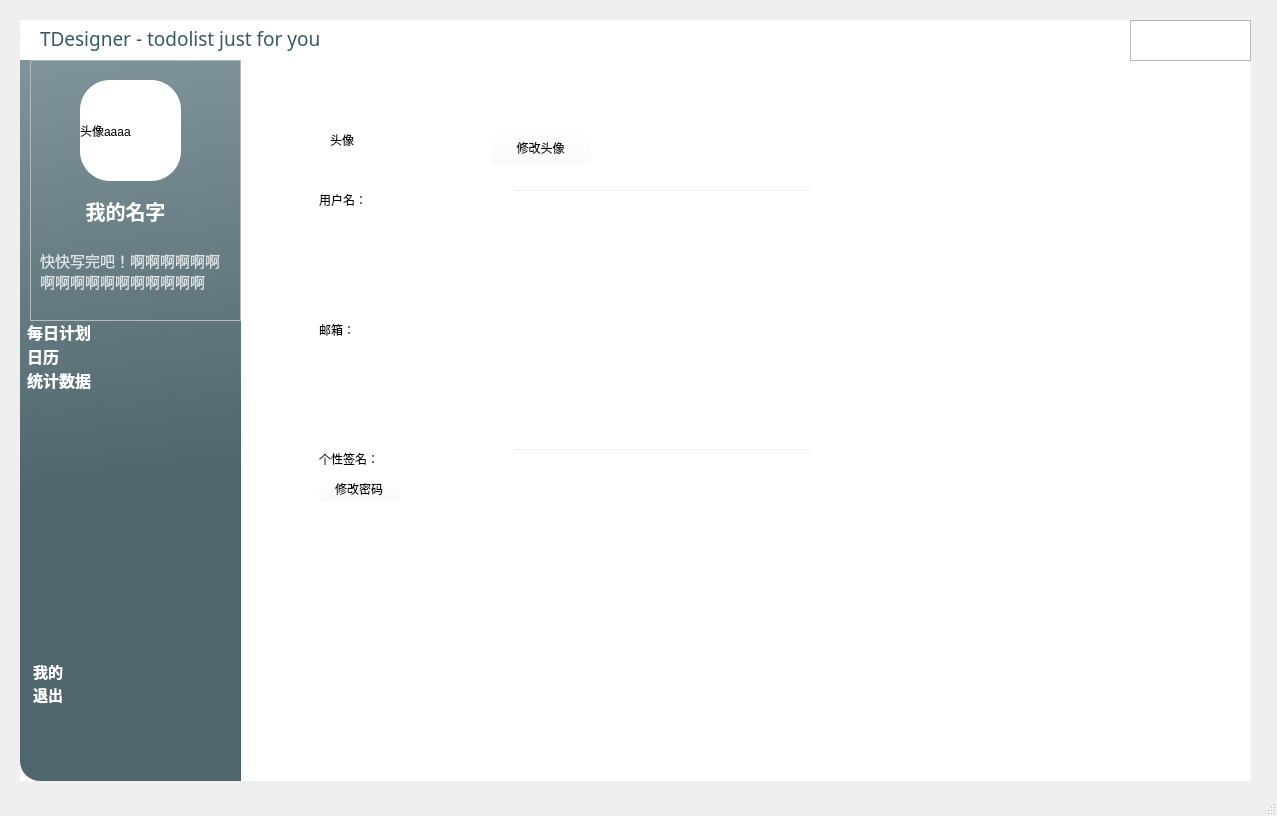
First picture: the form in frontend/main_interface.ui, repository AiDahanwen/BUAA_2024_Python_Project, before the edit.
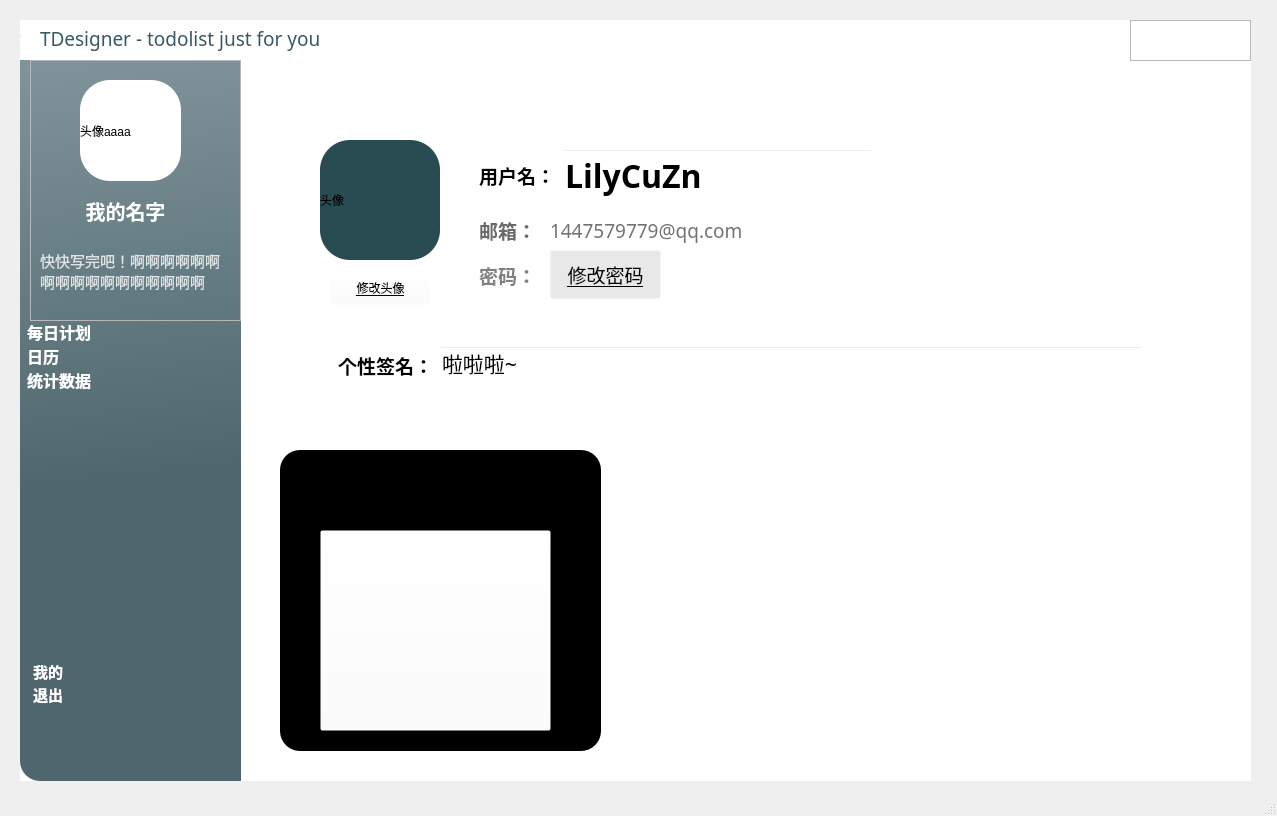
Second picture: the form after the edit. The open tabs and pages were chosen to show the change. Icons and pictures are not drawn.

What changed in the file:
```diff
--- a/frontend/main_interface.ui
+++ b/frontend/main_interface.ui
@@ -1249,8 +1249,8 @@
         <rect>
          <x>30</x>
          <y>20</y>
-         <width>921</width>
-         <height>651</height>
+         <width>941</width>
+         <height>681</height>
         </rect>
        </property>
        <property name="styleSheet">
@@ -1262,114 +1262,73 @@
        <property name="frameShadow">
         <enum>QFrame::Raised</enum>
        </property>
-       <widget class="QFrame" name="frame">
+       <widget class="QFrame" name="frame_motto_1">
         <property name="geometry">
          <rect>
-          <x>40</x>
-          <y>100</y>
-          <width>511</width>
-          <height>331</height>
+          <x>50</x>
+          <y>230</y>
+          <width>841</width>
+          <height>111</height>
          </rect>
         </property>
         <property name="styleSheet">
-         <string notr="true">font: 75 15pt &quot;微软雅黑&quot;;</string>
+         <string notr="true"/>
         </property>
         <layout class="QVBoxLayout" name="verticalLayout_5">
          <item>
-          <layout class="QHBoxLayout" name="horizontalLayout_15">
-           <item>
-            <widget class="QLabel" name="label_My_name">
-             <property name="sizePolicy">
-              <sizepolicy hsizetype="Expanding" vsizetype="Preferred">
-               <horstretch>5</horstretch>
-               <verstretch>0</verstretch>
-              </sizepolicy>
-             </property>
-             <property name="text">
-              <string>用户名：</string>
-             </property>
-            </widget>
-           </item>
-           <item>
-            <widget class="QLineEdit" name="lineEdit_modify_name">
-             <property name="sizePolicy">
-              <sizepolicy hsizetype="Expanding" vsizetype="Fixed">
-               <horstretch>8</horstretch>
-               <verstretch>0</verstretch>
-              </sizepolicy>
-             </property>
-            </widget>
-           </item>
-          </layout>
-         </item>
-         <item>
-          <layout class="QHBoxLayout" name="horizontalLayout_16">
-           <item>
-            <widget class="QLabel" name="label_My_name_2">
-             <property name="sizePolicy">
-              <sizepolicy hsizetype="Expanding" vsizetype="Preferred">
-               <horstretch>5</horstretch>
-               <verstretch>0</verstretch>
-              </sizepolicy>
-             </property>
-             <property name="text">
-              <string>邮箱：</string>
-             </property>
-            </widget>
-           </item>
-           <item>
-            <widget class="QLabel" name="label_my_emali_address">
-             <property name="sizePolicy">
-              <sizepolicy hsizetype="Expanding" vsizetype="Preferred">
-               <horstretch>8</horstretch>
-               <verstretch>0</verstretch>
-              </sizepolicy>
-             </property>
-             <property name="text">
-              <string/>
-             </property>
-            </widget>
-           </item>
-          </layout>
-         </item>
-         <item>
-          <layout class="QHBoxLayout" name="horizontalLayout_17">
-           <item>
-            <widget class="QLabel" name="label_My_name_3">
-             <property name="sizePolicy">
-              <sizepolicy hsizetype="Expanding" vsizetype="Preferred">
-               <horstretch>5</horstretch>
-               <verstretch>0</verstretch>
-              </sizepolicy>
-             </property>
-             <property name="text">
-              <string>个性签名：</string>
-             </property>
-            </widget>
-           </item>
-           <item>
-            <widget class="QLineEdit" name="lineEdit_modify_motto">
-             <property name="sizePolicy">
-              <sizepolicy hsizetype="Expanding" vsizetype="Fixed">
-               <horstretch>8</horstretch>
-               <verstretch>0</verstretch>
-              </sizepolicy>
-             </property>
-            </widget>
-           </item>
-          </layout>
-         </item>
-         <item alignment="Qt::AlignLeft">
-          <widget class="QPushButton" name="pushButton_P_modify_password">
-           <property name="styleSheet">
-            <string notr="true">QPushButton:pressed{
-	padding-left:5px;
-	padding-top:5px;
-}</string>
+          <widget class="QFrame" name="frame_motto">
+           <property name="sizePolicy">
+            <sizepolicy hsizetype="Preferred" vsizetype="Expanding">
+             <horstretch>0</horstretch>
+             <verstretch>1</verstretch>
+            </sizepolicy>
            </property>
-           <property name="text">
-            <string>修改密码</string>
-           </property>
+           <layout class="QHBoxLayout" name="horizontalLayout_17">
+            <item>
+             <widget class="QLabel" name="label_My_name_3">
+              <property name="sizePolicy">
+               <sizepolicy hsizetype="Expanding" vsizetype="Preferred">
+                <horstretch>1</horstretch>
+                <verstretch>0</verstretch>
+               </sizepolicy>
+              </property>
+              <property name="font">
+               <font>
+                <family>微软雅黑</family>
+                <pointsize>14</pointsize>
+                <weight>75</weight>
+                <italic>false</italic>
+                <bold>true</bold>
+               </font>
+              </property>
+              <property name="styleSheet">
+               <string notr="true"/>
+              </property>
+              <property name="text">
+               <string>个性签名：</string>
+              </property>
+             </widget>
+            </item>
+            <item>
+             <widget class="QLineEdit" name="lineEdit_modify_motto">
+              <property name="sizePolicy">
+               <sizepolicy hsizetype="Expanding" vsizetype="Fixed">
+                <horstretch>8</horstretch>
+                <verstretch>0</verstretch>
+               </sizepolicy>
+              </property>
+              <property name="font">
+               <font>
+                <family>微软雅黑</family>
+                <pointsize>16</pointsize>
+               </font>
+              </property>
+              <property name="text">
+               <string>啦啦啦~</string>
+              </property>
+             </widget>
+            </item>
+           </layout>
           </widget>
          </item>
         </layout>
@@ -1377,12 +1336,16 @@
        <widget class="QLabel" name="label_user_avatar">
         <property name="geometry">
          <rect>
-          <x>60</x>
-          <y>10</y>
-          <width>100</width>
-          <height>100</height>
+          <x>50</x>
+          <y>60</y>
+          <width>120</width>
+          <height>120</height>
          </rect>
         </property>
+        <property name="styleSheet">
+         <string notr="true">border-radius:30px;
+background-color: rgb(41, 75, 82);</string>
+        </property>
         <property name="text">
          <string>头像</string>
         </property>
@@ -1390,8 +1353,8 @@
        <widget class="QPushButton" name="pushButton_modify_avatar">
         <property name="geometry">
          <rect>
-          <x>220</x>
-          <y>50</y>
+          <x>60</x>
+          <y>190</y>
           <width>101</width>
           <height>35</height>
          </rect>
@@ -1402,10 +1365,479 @@
           <height>35</height>
          </size>
         </property>
+        <property name="styleSheet">
+         <string notr="true">font: 12pt &quot;微软雅黑&quot;;
+text-decoration: underline;</string>
+        </property>
         <property name="text">
          <string>修改头像</string>
         </property>
        </widget>
+       <widget class="QFrame" name="frame_name">
+        <property name="geometry">
+         <rect>
+          <x>200</x>
+          <y>60</y>
+          <width>411</width>
+          <height>71</height>
+         </rect>
+        </property>
+        <layout class="QHBoxLayout" name="horizontalLayout_15">
+         <item>
+          <widget class="QLabel" name="label_My_name">
+           <property name="sizePolicy">
+            <sizepolicy hsizetype="Expanding" vsizetype="Preferred">
+             <horstretch>1</horstretch>
+             <verstretch>0</verstretch>
+            </sizepolicy>
+           </property>
+           <property name="font">
+            <font>
+             <family>微软雅黑</family>
+             <pointsize>14</pointsize>
+             <weight>75</weight>
+             <bold>true</bold>
+            </font>
+           </property>
+           <property name="styleSheet">
+            <string notr="true"/>
+           </property>
+           <property name="text">
+            <string>用户名：</string>
+           </property>
+          </widget>
+         </item>
+         <item>
+          <widget class="QLineEdit" name="lineEdit_modify_name">
+           <property name="sizePolicy">
+            <sizepolicy hsizetype="Expanding" vsizetype="Fixed">
+             <horstretch>4</horstretch>
+             <verstretch>0</verstretch>
+            </sizepolicy>
+           </property>
+           <property name="font">
+            <font>
+             <family>微软雅黑</family>
+             <pointsize>24</pointsize>
+             <weight>75</weight>
+             <bold>true</bold>
+            </font>
+           </property>
+           <property name="text">
+            <string>LilyCuZn</string>
+           </property>
+          </widget>
+         </item>
+        </layout>
+       </widget>
+       <widget class="QFrame" name="frame_email">
+        <property name="geometry">
+         <rect>
+          <x>200</x>
+          <y>120</y>
+          <width>71</width>
+          <height>61</height>
+         </rect>
+        </property>
+        <layout class="QHBoxLayout" name="horizontalLayout_16">
+         <item>
+          <widget class="QLabel" name="label_My_name_2">
+           <property name="sizePolicy">
+            <sizepolicy hsizetype="Expanding" vsizetype="Preferred">
+             <horstretch>1</horstretch>
+             <verstretch>0</verstretch>
+            </sizepolicy>
+           </property>
+           <property name="font">
+            <font>
+             <family>微软雅黑</family>
+             <pointsize>14</pointsize>
+             <weight>75</weight>
+             <bold>true</bold>
+            </font>
+           </property>
+           <property name="styleSheet">
+            <string notr="true">color: rgb(106, 106, 106);</string>
+           </property>
+           <property name="text">
+            <string>邮箱：</string>
+           </property>
+          </widget>
+         </item>
+        </layout>
+       </widget>
+       <widget class="QLabel" name="label_3">
+        <property name="geometry">
+         <rect>
+          <x>10</x>
+          <y>14</y>
+          <width>911</width>
+          <height>331</height>
+         </rect>
+        </property>
+        <property name="styleSheet">
+         <string notr="true">background-color: rgba(255, 255, 255, 220);
+border-radius:20px;</string>
+        </property>
+        <property name="text">
+         <string/>
+        </property>
+       </widget>
+       <widget class="QFrame" name="frame_password">
+        <property name="geometry">
+         <rect>
+          <x>200</x>
+          <y>170</y>
+          <width>71</width>
+          <height>51</height>
+         </rect>
+        </property>
+        <property name="sizePolicy">
+         <sizepolicy hsizetype="Expanding" vsizetype="Preferred">
+          <horstretch>0</horstretch>
+          <verstretch>0</verstretch>
+         </sizepolicy>
+        </property>
+        <layout class="QHBoxLayout" name="horizontalLayout_4">
+         <item>
+          <widget class="QLabel" name="label_13">
+           <property name="sizePolicy">
+            <sizepolicy hsizetype="Preferred" vsizetype="Preferred">
+             <horstretch>1</horstretch>
+             <verstretch>0</verstretch>
+            </sizepolicy>
+           </property>
+           <property name="font">
+            <font>
+             <family>微软雅黑</family>
+             <pointsize>14</pointsize>
+             <weight>75</weight>
+             <bold>true</bold>
+            </font>
+           </property>
+           <property name="styleSheet">
+            <string notr="true">color: rgb(129, 129, 129);</string>
+           </property>
+           <property name="text">
+            <string>密码：</string>
+           </property>
+          </widget>
+         </item>
+        </layout>
+       </widget>
+       <widget class="QPushButton" name="pushButton_P_modify_password">
+        <property name="geometry">
+         <rect>
+          <x>280</x>
+          <y>170</y>
+          <width>111</width>
+          <height>49</height>
+         </rect>
+        </property>
+        <property name="sizePolicy">
+         <sizepolicy hsizetype="Expanding" vsizetype="Expanding">
+          <horstretch>1</horstretch>
+          <verstretch>0</verstretch>
+         </sizepolicy>
+        </property>
+        <property name="minimumSize">
+         <size>
+          <width>95</width>
+          <height>0</height>
+         </size>
+        </property>
+        <property name="palette">
+         <palette>
+          <active>
+           <colorrole role="Button">
+            <brush brushstyle="SolidPattern">
+             <color alpha="0">
+              <red>255</red>
+              <green>255</green>
+              <blue>255</blue>
+             </color>
+            </brush>
+           </colorrole>
+           <colorrole role="Base">
+            <brush brushstyle="SolidPattern">
+             <color alpha="0">
+              <red>255</red>
+              <green>255</green>
+              <blue>255</blue>
+             </color>
+            </brush>
+           </colorrole>
+           <colorrole role="Window">
+            <brush brushstyle="SolidPattern">
+             <color alpha="0">
+              <red>255</red>
+              <green>255</green>
+              <blue>255</blue>
+             </color>
+            </brush>
+           </colorrole>
+          </active>
+          <inactive>
+           <colorrole role="Button">
+            <brush brushstyle="SolidPattern">
+             <color alpha="0">
+              <red>255</red>
+              <green>255</green>
+              <blue>255</blue>
+             </color>
+            </brush>
+           </colorrole>
+           <colorrole role="Base">
+            <brush brushstyle="SolidPattern">
+             <color alpha="0">
+              <red>255</red>
+              <green>255</green>
+              <blue>255</blue>
+             </color>
+            </brush>
+           </colorrole>
+           <colorrole role="Window">
+            <brush brushstyle="SolidPattern">
+             <color alpha="0">
+              <red>255</red>
+              <green>255</green>
+              <blue>255</blue>
+             </color>
+            </brush>
+           </colorrole>
+          </inactive>
+          <disabled>
+           <colorrole role="Button">
+            <brush brushstyle="SolidPattern">
+             <color alpha="0">
+              <red>255</red>
+              <green>255</green>
+              <blue>255</blue>
+             </color>
+            </brush>
+           </colorrole>
+           <colorrole role="Base">
+            <brush brushstyle="SolidPattern">
+             <color alpha="0">
+              <red>255</red>
+              <green>255</green>
+              <blue>255</blue>
+             </color>
+            </brush>
+           </colorrole>
+           <colorrole role="Window">
+            <brush brushstyle="SolidPattern">
+             <color alpha="0">
+              <red>255</red>
+              <green>255</green>
+              <blue>255</blue>
+             </color>
+            </brush>
+           </colorrole>
+          </disabled>
+         </palette>
+        </property>
+        <property name="font">
+         <font>
+          <family>微软雅黑</family>
+          <pointsize>14</pointsize>
+          <underline>true</underline>
+         </font>
+        </property>
+        <property name="layoutDirection">
+         <enum>Qt::LeftToRight</enum>
+        </property>
+        <property name="styleSheet">
+         <string notr="true">QPushButton:pressed{
+	text-decoration: underline;
+	padding-left:5px;
+	padding-top:5px;
+}</string>
+        </property>
+        <property name="text">
+         <string>修改密码</string>
+        </property>
+        <property name="checkable">
+         <bool>true</bool>
+        </property>
+        <property name="checked">
+         <bool>true</bool>
+        </property>
+       </widget>
+       <widget class="QLabel" name="label_my_emali_address">
+        <property name="geometry">
+         <rect>
+          <x>280</x>
+          <y>120</y>
+          <width>334</width>
+          <height>61</height>
+         </rect>
+        </property>
+        <property name="sizePolicy">
+         <sizepolicy hsizetype="Expanding" vsizetype="Preferred">
+          <horstretch>5</horstretch>
+          <verstretch>0</verstretch>
+         </sizepolicy>
+        </property>
+        <property name="font">
+         <font>
+          <family>微软雅黑</family>
+          <pointsize>14</pointsize>
+         </font>
+        </property>
+        <property name="styleSheet">
+         <string notr="true">color: rgb(115, 115, 115);</string>
+        </property>
+        <property name="text">
+         <string>1447579779@qq.com</string>
+        </property>
+       </widget>
+       <widget class="QFrame" name="frame_23">
+        <property name="geometry">
+         <rect>
+          <x>10</x>
+          <y>370</y>
+          <width>321</width>
+          <height>301</height>
+         </rect>
+        </property>
+        <property name="styleSheet">
+         <string notr="true">QFrame#frame_23{
+background-color: rgb(0, 0, 0);
+border-radius:20px;
+}</string>
+        </property>
+        <property name="frameShape">
+         <enum>QFrame::StyledPanel</enum>
+        </property>
+        <property name="frameShadow">
+         <enum>QFrame::Raised</enum>
+        </property>
+        <widget class="QPushButton" name="pushButton_2">
+         <property name="geometry">
+          <rect>
+           <x>40</x>
+           <y>80</y>
+           <width>231</width>
+           <height>201</height>
+          </rect>
+         </property>
+         <property name="styleSheet">
+          <string notr="true">border-image: url(:/pictures/pictures/muyu_1.png);</string>
+         </property>
+         <property name="text">
+          <string/>
+         </property>
+        </widget>
+        <widget class="QFrame" name="frame_24">
+         <property name="geometry">
+          <rect>
+           <x>140</x>
+           <y>130</y>
+           <width>120</width>
+           <height>41</height>
+          </rect>
+         </property>
+         <property name="styleSheet">
+          <string notr="true">border-image: url(:/pictures/pictures/plus_one.jpeg);</string>
+         </property>
+         <property name="frameShape">
+          <enum>QFrame::StyledPanel</enum>
+         </property>
+         <property name="frameShadow">
+          <enum>QFrame::Raised</enum>
+         </property>
+        </widget>
+        <zorder>frame_24</zorder>
+        <zorder>pushButton_2</zorder>
+       </widget>
+       <widget class="QLabel" name="label_8">
+        <property name="geometry">
+         <rect>
+          <x>360</x>
+          <y>360</y>
+          <width>401</width>
+          <height>81</height>
+         </rect>
+        </property>
+        <property name="font">
+         <font>
+          <family>微软雅黑</family>
+          <pointsize>16</pointsize>
+          <weight>75</weight>
+          <bold>true</bold>
+         </font>
+        </property>
+        <property name="styleSheet">
+         <string notr="true">color: rgb(255, 255, 255);</string>
+        </property>
+        <property name="text">
+         <string>来敲电子木鱼积功德吧</string>
+        </property>
+       </widget>
+       <widget class="QLabel" name="label_17">
+        <property name="geometry">
+         <rect>
+          <x>360</x>
+          <y>440</y>
+          <width>151</width>
+          <height>81</height>
+         </rect>
+        </property>
+        <property name="font">
+         <font>
+          <family>微软雅黑</family>
+          <pointsize>16</pointsize>
+          <weight>75</weight>
+          <bold>true</bold>
+         </font>
+        </property>
+        <property name="styleSheet">
+         <string notr="true">color: rgb(255, 255, 255);</string>
+        </property>
+        <property name="text">
+         <string>你的功德：</string>
+        </property>
+       </widget>
+       <widget class="QLabel" name="label_merits">
+        <property name="geometry">
+         <rect>
+          <x>520</x>
+          <y>440</y>
+          <width>151</width>
+          <height>81</height>
+         </rect>
+        </property>
+        <property name="font">
+         <font>
+          <family>微软雅黑</family>
+          <pointsize>30</pointsize>
+          <weight>75</weight>
+          <bold>true</bold>
+         </font>
+        </property>
+        <property name="styleSheet">
+         <string notr="true">color: rgb(255, 255, 255);</string>
+        </property>
+        <property name="text">
+         <string>2237</string>
+        </property>
+       </widget>
+       <zorder>label_3</zorder>
+       <zorder>pushButton_P_modify_password</zorder>
+       <zorder>label_8</zorder>
+       <zorder>frame_password</zorder>
+       <zorder>frame_name</zorder>
+       <zorder>frame_email</zorder>
+       <zorder>pushButton_modify_avatar</zorder>
+       <zorder>label_user_avatar</zorder>
+       <zorder>pushButton_P_modify_password</zorder>
+       <zorder>frame_motto_1</zorder>
+       <zorder>label_my_emali_address</zorder>
+       <zorder>frame_23</zorder>
+       <zorder>label_8</zorder>
+       <zorder>label_17</zorder>
+       <zorder>label_merits</zorder>
       </widget>
      </widget>
     </widget>
@@ -1697,9 +2129,9 @@
       <property name="geometry">
        <rect>
         <x>10</x>
-        <y>180</y>
+        <y>170</y>
         <width>190</width>
-        <height>61</height>
+        <height>81</height>
        </rect>
       </property>
       <property name="minimumSize">
```
Left out of the diff: 2 changed lines with no effect on the pictures.
